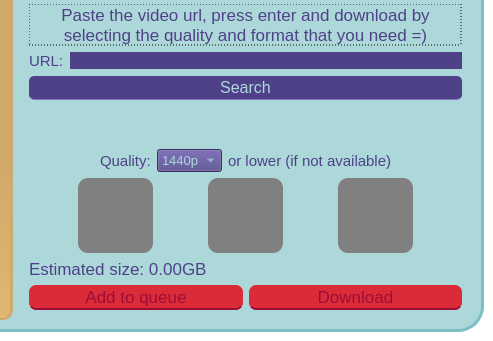
Above: uis/downloadPage.ui from QBoff/YouTube-Video-Downloader before the change; both pictures show x 416 to 909 and y 124 to 465 of the 909 by 465 pixel window. Below: the same form after it.
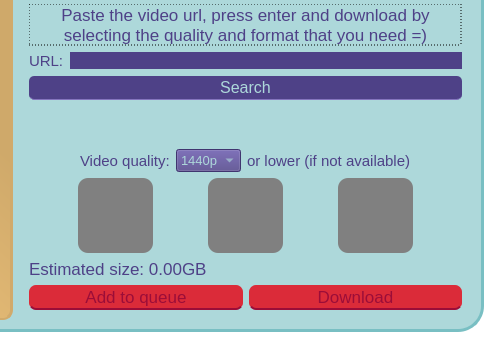
That is the form after the change. Icons and pictures are not drawn.

Commit message:
Design + download logic refactor
Now the temp.jpg file is no longer required to store a preview.

Patch:
```diff
--- a/uis/downloadPage.ui
+++ b/uis/downloadPage.ui
@@ -600,12 +600,15 @@
                </font>
               </property>
               <property name="text">
-               <string>Quality:</string>
+               <string>Video quality:</string>
               </property>
              </widget>
             </item>
             <item>
              <widget class="QComboBox" name="qualityInput">
+              <property name="enabled">
+               <bool>false</bool>
+              </property>
               <property name="font">
                <font>
                 <pointsize>10</pointsize>
```
Left out of the diff: 2 changed lines with no effect on the pictures. The commit also changes 6 other files.
